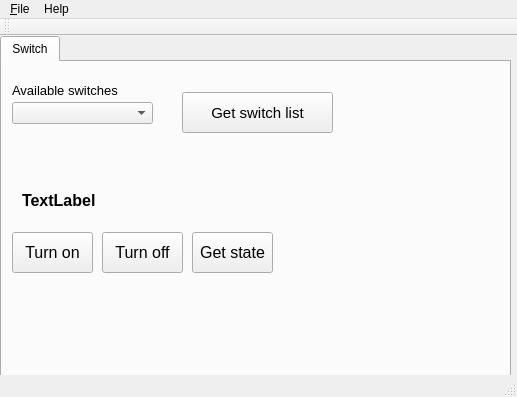
keigezellig/fruitHAP, file clientapps/SensorTest/mainwindow.ui: the form before one commit.
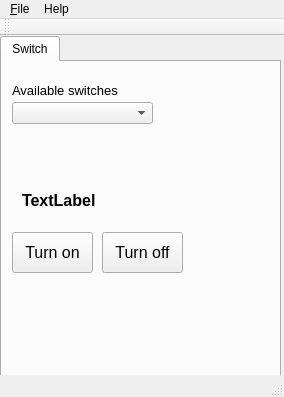
The form after the commit.

The edit to the form file:
```diff
--- a/clientapps/SensorTest/mainwindow.ui
+++ b/clientapps/SensorTest/mainwindow.ui
@@ -6,7 +6,7 @@
    <rect>
     <x>0</x>
     <y>0</y>
-    <width>517</width>
+    <width>284</width>
     <height>397</height>
    </rect>
   </property>
@@ -25,8 +25,8 @@
      <rect>
       <x>0</x>
       <y>0</y>
-      <width>511</width>
-      <height>341</height>
+      <width>281</width>
+      <height>361</height>
      </rect>
     </property>
     <property name="tabShape">
@@ -67,24 +67,6 @@
        </rect>
       </property>
      </widget>
-     <widget class="QPushButton" name="btnGetSwitchList">
-      <property name="geometry">
-       <rect>
-        <x>180</x>
-        <y>30</y>
-        <width>151</width>
-        <height>41</height>
-       </rect>
-      </property>
-      <property name="font">
-       <font>
-        <pointsize>11</pointsize>
-       </font>
-      </property>
-      <property name="text">
-       <string>Get switch list</string>
-      </property>
-     </widget>
      <widget class="QLabel" name="lbState">
       <property name="geometry">
        <rect>
@@ -141,24 +123,6 @@
        <string>Turn off</string>
       </property>
      </widget>
-     <widget class="QPushButton" name="btnGetState">
-      <property name="geometry">
-       <rect>
-        <x>190</x>
-        <y>170</y>
-        <width>81</width>
-        <height>41</height>
-       </rect>
-      </property>
-      <property name="font">
-       <font>
-        <pointsize>12</pointsize>
-       </font>
-      </property>
-      <property name="text">
-       <string>Get state</string>
-      </property>
-     </widget>
     </widget>
    </widget>
   </widget>
@@ -167,8 +131,8 @@
     <rect>
      <x>0</x>
      <y>0</y>
-     <width>517</width>
-     <height>27</height>
+     <width>284</width>
+     <height>21</height>
     </rect>
    </property>
    <widget class="QMenu" name="menu_File">
```
Left out of the diff: 19 changed lines with no effect on the pictures.
